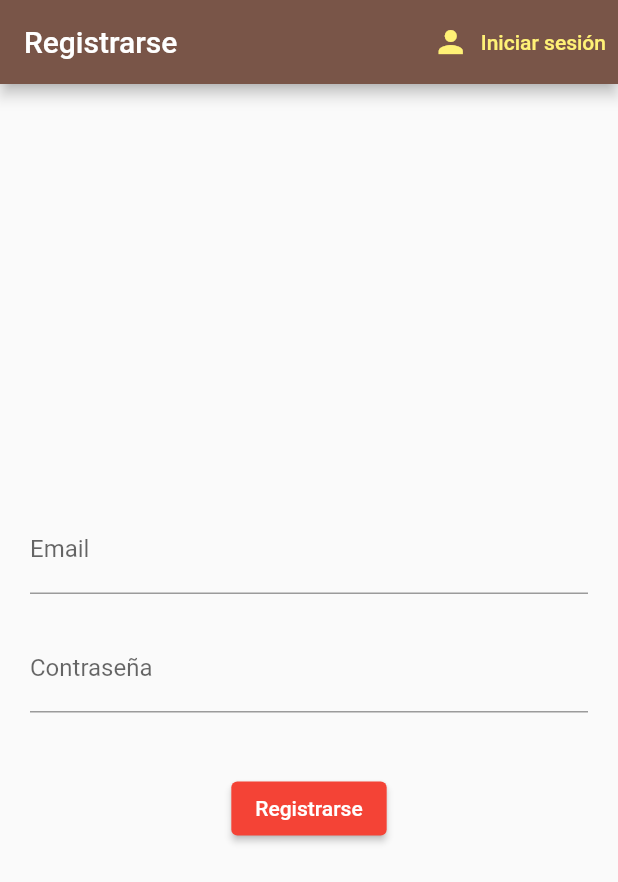
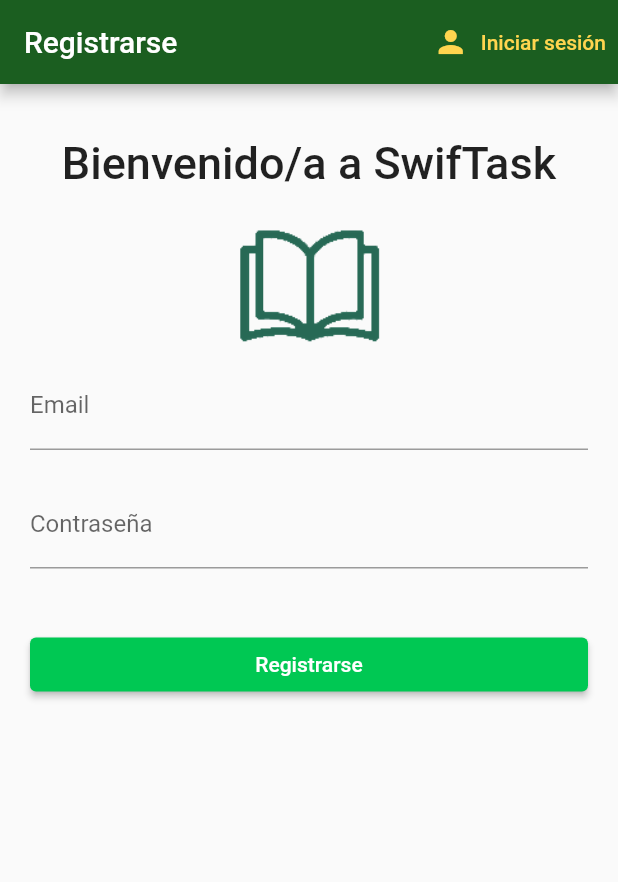
Before and after one commit to edubotdom/swiftask, a Flutter app: the screen it shows after launch, after a tap on "Iniciar sesión", after a tap on "Registrarse", on a phone screen of 412 x 824 dp. Shown: the top 882 px of the screen. Run offline on Flutter 3.47's test engine with Material 2 defaults, Android fonts, the phone set to English and light mode, and no system bars; our stand-ins replace cloud_firestore, firebase_auth, firebase_core; accounts and stored records are empty; network calls fail.

Commit message:
Application Improvements
- Application icon.
- Refactoring of SignIn and SignUp screens.

Related task: #10

```diff
--- a/lib/screens/authenticate/register.dart
+++ b/lib/screens/authenticate/register.dart
@@ -20,32 +20,7 @@
 
   @override
   Widget build(BuildContext context) {
-    return Scaffold(
-      appBar: AppBar(
-        backgroundColor: Colors.brown,
-        title: Text('Registrarse'),
-        actions: <Widget>[
-          TextButton.icon(
-            onPressed: () {
-              widget.toggleView();
-            },
-            icon: Icon(Icons.person),
-            label: Text('Iniciar sesión'),
-            style: ButtonStyle(
-                foregroundColor: MaterialStateColor.resolveWith(
-                    (states) => Colors.yellow[300])),
-          ),
-        ],
-      ),
-      body: Container(
-        padding: EdgeInsets.all(20.0),
-        child: Form(
-          key: _formKey,
-          child: Column(
-            mainAxisAlignment: MainAxisAlignment.center,
-            children: <Widget>[
-              SizedBox(height: 20.0),
-              TextFormField(
+    final emailField = TextFormField(
       decoration: InputDecoration(labelText: 'Email'),
       keyboardType: TextInputType.emailAddress,
       validator: (value) {
@@ -62,9 +37,9 @@
       onChanged: (value) {
         setState(() => this.email = value);
       },
-              ),
-              SizedBox(height: 20.0),
-              TextFormField(
+    );
+
+    final passwordField = TextFormField(
       decoration: InputDecoration(labelText: 'Contraseña'),
       obscureText: true,
       validator: (value) => value.length < 8
@@ -73,16 +48,14 @@
       onChanged: (value) {
         setState(() => this.password = value);
       },
-              ),
-              SizedBox(
-                height: 40.0,
-              ),
-              ElevatedButton(
+    );
+
+    final signUpButton = ElevatedButton(
       onPressed: () async {
         if (_formKey.currentState.validate()) {
           if (_formKey.currentState.validate()) {
-                      MyUser result = await _auth.registerWithEmailAndPassword(
-                          email, password);
+            MyUser result =
+                await _auth.registerWithEmailAndPassword(email, password);
 
             if (result != null) {
               print('Signed in as: ' + result.uid);
@@ -94,13 +67,60 @@
         }
       },
       style: ButtonStyle(
-                    backgroundColor:
-                        MaterialStateColor.resolveWith((states) => Colors.red)),
+          backgroundColor: MaterialStateColor.resolveWith(
+              (states) => Colors.greenAccent.shade700)),
       child: Text(
         'Registrarse',
         style: TextStyle(color: Colors.white),
       ),
+    );
+
+    return Scaffold(
+      appBar: AppBar(
+        backgroundColor: Colors.green.shade900,
+        title: Text('Registrarse'),
+        actions: <Widget>[
+          TextButton.icon(
+            onPressed: () {
+              widget.toggleView();
+            },
+            icon: Icon(Icons.person),
+            label: Text('Iniciar sesión'),
+            style: ButtonStyle(
+                foregroundColor: MaterialStateColor.resolveWith(
+                    (states) => Colors.amber.shade300)),
           ),
+        ],
+      ),
+      body: Container(
+        padding: EdgeInsets.all(20.0),
+        child: Form(
+          key: _formKey,
+          child: ListView(
+            shrinkWrap: true,
+            children: <Widget>[
+              Container(
+                padding: EdgeInsets.all(15.0),
+                child: Text(
+                  'Bienvenido/a a SwifTask',
+                  textAlign: TextAlign.center,
+                  style: TextStyle(fontSize: 30.0, fontWeight: FontWeight.w500),
+                ),
+              ),
+              Container(
+                padding: EdgeInsets.all(5.0),
+                height: 100.0,
+                child: Image.asset(
+                  'assets/images/book_icon.png',
+                ),
+              ),
+              emailField,
+              SizedBox(height: 20.0),
+              passwordField,
+              SizedBox(
+                height: 40.0,
+              ),
+              signUpButton,
             ],
           ),
         ),
--- a/lib/screens/authenticate/sign_in.dart
+++ b/lib/screens/authenticate/sign_in.dart
@@ -22,32 +22,7 @@
 
   @override
   Widget build(BuildContext context) {
-    return Scaffold(
-      appBar: AppBar(
-        backgroundColor: Colors.brown,
-        title: Text('Iniciar sesión'),
-        actions: <Widget>[
-          TextButton.icon(
-            onPressed: () {
-              widget.toggleView();
-            },
-            icon: Icon(Icons.person),
-            label: Text('Registrarse'),
-            style: ButtonStyle(
-                foregroundColor: MaterialStateColor.resolveWith(
-                    (states) => Colors.yellow[300])),
-          ),
-        ],
-      ),
-      body: Container(
-        padding: EdgeInsets.all(20.0),
-        child: Form(
-          key: _formKey,
-          child: Column(
-            mainAxisAlignment: MainAxisAlignment.center,
-            children: <Widget>[
-              SizedBox(height: 20.0),
-              TextFormField(
+    final emailField = TextFormField(
       decoration: InputDecoration(labelText: 'Email'),
       keyboardType: TextInputType.emailAddress,
       validator: (value) {
@@ -62,20 +37,18 @@
         }
       },
       controller: _fieldEmail,
-              ),
-              SizedBox(height: 20.0),
-              TextFormField(
+    );
+
+    final passwordField = TextFormField(
       decoration: InputDecoration(labelText: 'Contraseña'),
       obscureText: true,
       validator: (value) => value.length < 8
           ? 'La contraseña debe tener al menos 8 caracteres'
           : null,
       controller: _fieldPassword,
-              ),
-              SizedBox(
-                height: 40.0,
-              ),
-              ElevatedButton(
+    );
+
+    final signInButton = ElevatedButton(
       onPressed: () async {
         if (_formKey.currentState.validate()) {
           MyUser result = await _auth.signInWithEmailAndPassword(
@@ -88,8 +61,7 @@
 
             ScaffoldMessenger.of(context).showSnackBar(
               SnackBar(
-                          content:
-                              Text('El email o la contraseña es incorrecta'),
+                content: Text('El email o la contraseña es incorrecta'),
                 backgroundColor: Colors.red[300],
               ),
             );
@@ -99,14 +71,15 @@
         }
       },
       style: ButtonStyle(
-                    backgroundColor:
-                        MaterialStateColor.resolveWith((states) => Colors.red)),
+          backgroundColor: MaterialStateColor.resolveWith(
+              (states) => Colors.greenAccent.shade700)),
       child: Text(
         'Iniciar sesión',
         style: TextStyle(color: Colors.white),
       ),
-              ),
-              ElevatedButton(
+    );
+
+    final anonymousSignInButton = ElevatedButton(
         onPressed: () async {
           MyUser result = await _auth.signInAsAnonymous();
 
@@ -118,11 +91,59 @@
         },
         style: ButtonStyle(
             backgroundColor: MaterialStateColor.resolveWith(
-                          (states) => Colors.deepPurple[300])),
+                (states) => Colors.teal.shade300)),
         child: Text(
           'Iniciar sesión anónimamente',
           style: TextStyle(color: Colors.white),
-                  ))
+        ));
+
+    return Scaffold(
+      appBar: AppBar(
+        backgroundColor: Colors.green.shade900,
+        title: Text('Iniciar sesión'),
+        actions: <Widget>[
+          TextButton.icon(
+            onPressed: () {
+              widget.toggleView();
+            },
+            icon: Icon(Icons.person),
+            label: Text('Registrarse'),
+            style: ButtonStyle(
+                foregroundColor: MaterialStateColor.resolveWith(
+                    (states) => Colors.amber.shade300)),
+          ),
+        ],
+      ),
+      body: Container(
+        padding: EdgeInsets.all(20.0),
+        child: Form(
+          key: _formKey,
+          child: ListView(
+            shrinkWrap: true,
+            children: <Widget>[
+              Container(
+                padding: EdgeInsets.all(15.0),
+                child: Text(
+                  'Bienvenido/a a SwifTask',
+                  textAlign: TextAlign.center,
+                  style: TextStyle(fontSize: 30.0, fontWeight: FontWeight.w500),
+                ),
+              ),
+              Container(
+                padding: EdgeInsets.all(5.0),
+                height: 100.0,
+                child: Image.asset(
+                  'assets/images/book_icon.png',
+                ),
+              ),
+              emailField,
+              SizedBox(height: 20.0),
+              passwordField,
+              SizedBox(
+                height: 40.0,
+              ),
+              signInButton,
+              anonymousSignInButton,
             ],
           ),
         ),
--- a/lib/screens/home/home.dart
+++ b/lib/screens/home/home.dart
@@ -14,7 +14,7 @@
       child: Scaffold(
         appBar: AppBar(
           title: Text('Lista de tareas'),
-          backgroundColor: Colors.deepOrangeAccent,
+          backgroundColor: Colors.green.shade900,
           actions: <Widget>[
             TextButton.icon(
               onPressed: () async {
@@ -28,32 +28,41 @@
               ),
             ),
           ],
-          bottom: TabBar(tabs: <Widget>[
+          bottom: TabBar(isScrollable: true, tabs: <Widget>[
             Tab(
               child: Row(children: <Widget>[
                 Icon(
                   Icons.pending_actions_sharp,
-                  size: 20.0,
+                  size: 15.0,
                 ),
-                Text('Por hacer')
+                Text(
+                  ' Por hacer',
+                  style: TextStyle(fontSize: 15.0),
+                )
               ]),
             ),
             Tab(
               child: Row(children: <Widget>[
                 Icon(
                   Icons.pending,
-                  size: 20.0,
+                  size: 15.0,
                 ),
-                Text('En progreso')
+                Text(
+                  ' En progreso',
+                  style: TextStyle(fontSize: 15.0),
+                )
               ]),
             ),
             Tab(
               child: Row(children: <Widget>[
                 Icon(
                   Icons.done_all_sharp,
-                  size: 20.0,
+                  size: 15.0,
                 ),
-                Text('Hecho')
+                Text(
+                  ' Hecho',
+                  style: TextStyle(fontSize: 15.0),
+                )
               ]),
             ),
           ]),
--- a/lib/services/data_repository.dart
+++ b/lib/services/data_repository.dart
@@ -16,7 +16,7 @@
         .doc(this.uid)
         .collection('tasks')
         .where('status', isEqualTo: status)
-        //.orderBy('title')
+        .orderBy('title')
         .snapshots();
   }
 
--- a/pubspec.yaml
+++ b/pubspec.yaml
@@ -56,8 +56,8 @@
   uses-material-design: true
 
   # To add assets to your application, add an assets section, like this:
-  # assets:
-  #   - images/a_dot_burr.jpeg
+  assets:
+    - assets/images/book_icon.png
   #   - images/a_dot_ham.jpeg
 
   # An image asset can refer to one or more resolution-specific "variants", see
```
Also changed, not shown: assets/images/book_icon.png (added), 6 other files. Lines whose indentation alone changed are shown as unchanged.
